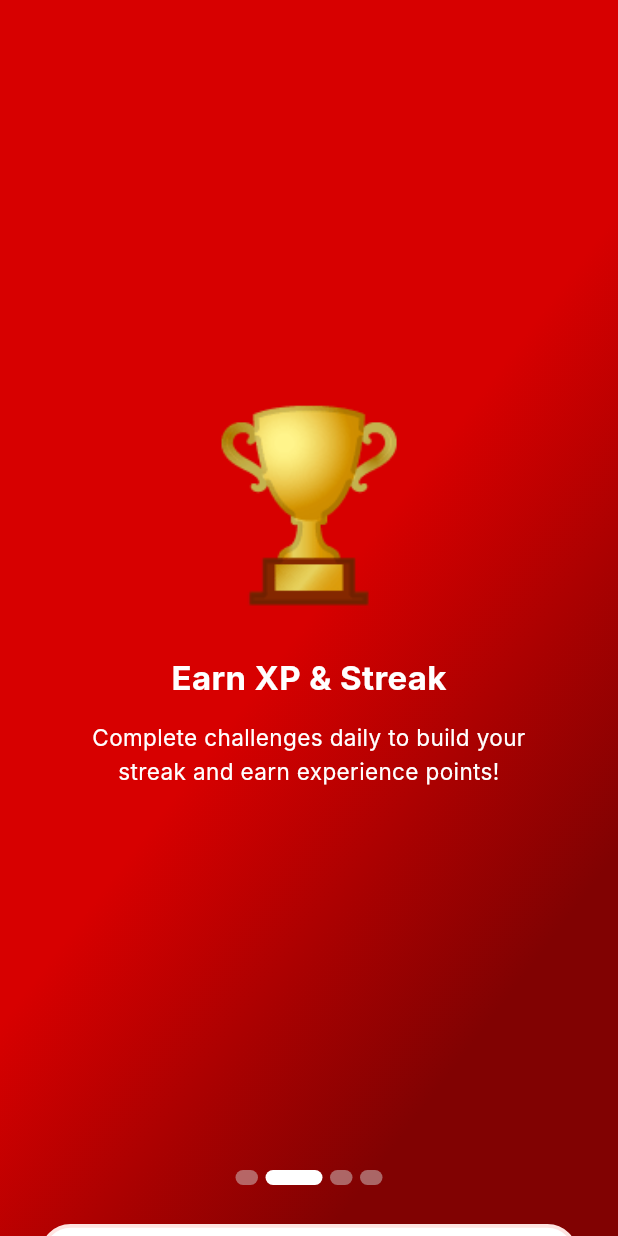
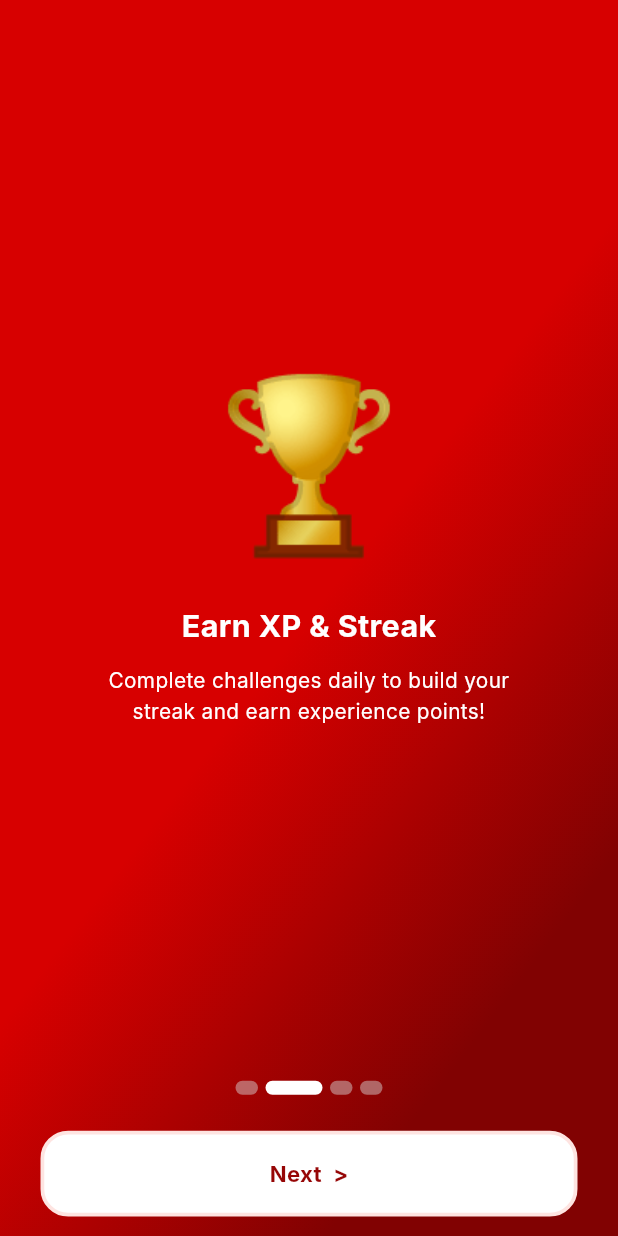
Before and after one commit to Nanaelzy/pywara, a Flutter app: the IntroScreen2 screen opened directly, on a phone screen of 412 x 824 dp. Run offline on Flutter 3.47's test engine with Material 3 defaults, Android fonts, the phone set to English and light mode, and no system bars; our stand-ins replace firebase_auth, firebase_core, flutter_screenutil; accounts and stored records are empty; Roboto replaces fonts that are missing (Inter).

Commit message:
update dimensi lgi

```diff
--- a/lib/presentation/screens/intro/intro_screen2.dart
+++ b/lib/presentation/screens/intro/intro_screen2.dart
@@ -1,4 +1,5 @@
 import 'package:flutter/material.dart';
+import 'package:flutter_screenutil/flutter_screenutil.dart'; // Tambahkan import ini
 import 'intro_screen3.dart';
 
 class IntroScreen2 extends StatelessWidget {
@@ -8,48 +9,46 @@ class IntroScreen2 extends StatelessWidget {
   Widget build(BuildContext context) {
     return Scaffold(
       body: Container(
-        width: MediaQuery.of(context).size.width,
-        height: MediaQuery.of(context).size.height,
+        width: 1.sw, // Menggunakan screen width
+        height: 1.sh, // Menggunakan screen height
         clipBehavior: Clip.antiAlias,
         decoration: const BoxDecoration(color: Colors.black),
         child: Stack(
           children: [
             // 1. Background Gradient Merah
-            Positioned(
-              left: 0,
-              top: 0,
-              child: Container(
-                width: MediaQuery.of(context).size.width,
-                height: MediaQuery.of(context).size.height,
-                decoration: const BoxDecoration(
-                  gradient: LinearGradient(
-                    begin: Alignment(1.00, 0.38),
-                    end: Alignment(0.00, 0.00),
-                    colors: [Color(0xFF810202), Color(0xFFD70000)],
-                  ),
+            Container(
+              width: 1.sw,
+              height: 1.sh,
+              decoration: const BoxDecoration(
+                gradient: LinearGradient(
+                  begin: Alignment(1.00, 0.38),
+                  end: Alignment(0.00, 0.00),
+                  colors: [Color(0xFF810202), Color(0xFFD70000)],
                 ),
               ),
             ),
 
             // 2. Icon Trophy 🏆
-            const Positioned(
+            Positioned(
               left: 0,
               right: 0,
-              top: 250, // Disamakan posisinya dengan Intro 1
-              child: Center(child: Text('🏆', style: TextStyle(fontSize: 120))),
+              top: 250.h, // Tambah .h
+              child: Center(
+                child: Text('🏆', style: TextStyle(fontSize: 120.sp)),
+              ), // Tambah .sp
             ),
 
             // 3. Title Text
-            const Positioned(
+            Positioned(
               left: 0,
               right: 0,
-              top: 436,
+              top: 436.h, // Tambah .h
               child: Center(
                 child: Text(
                   'Earn XP & Streak',
                   style: TextStyle(
                     color: Colors.white,
-                    fontSize: 22,
+                    fontSize: 22.sp, // Tambah .sp
                     fontFamily: 'Inter',
                     fontWeight: FontWeight.w700,
                   ),
@@ -58,19 +57,18 @@ class IntroScreen2 extends StatelessWidget {
             ),
 
             // 4. Description Text
-            const Positioned(
-              left: 60,
-              right:
-                  60, // Menambahkan right agar teks otomatis seimbang di tengah
-              top: 480,
+            Positioned(
+              left: 60.w, // Tambah .w
+              right: 60.w, // Tambah .w
+              top: 480.h, // Tambah .h
               child: SizedBox(
-                width: 294,
+                width: 294.w, // Tambah .w
                 child: Text(
                   'Complete challenges daily to build your streak and earn experience points!',
                   textAlign: TextAlign.center,
                   style: TextStyle(
                     color: Colors.white,
-                    fontSize: 15,
+                    fontSize: 15.sp, // Tambah .sp
                     fontFamily: 'Inter',
                     fontWeight: FontWeight.w400,
                     height: 1.5,
@@ -79,33 +77,30 @@ class IntroScreen2 extends StatelessWidget {
               ),
             ),
 
-            // 5. Pagination Indicators (Slide 2 Aktif)
+            // 5. Pagination Indicators
             Positioned(
               left: 0,
               right: 0,
-              top: 780,
+              top: 780.h, // Tambah .h
               child: Row(
                 mainAxisAlignment: MainAxisAlignment.center,
                 children: [
-                  _buildIndicator(width: 15, isActive: false),
-                  const SizedBox(width: 5),
-                  _buildIndicator(
-                    width: 38,
-                    isActive: true,
-                  ), // Slide 2 yang memanjang & aktif
-                  const SizedBox(width: 5),
-                  _buildIndicator(width: 15, isActive: false),
-                  const SizedBox(width: 5),
-                  _buildIndicator(width: 15, isActive: false),
+                  _buildIndicator(width: 15.w, isActive: false), // Tambah .w
+                  SizedBox(width: 5.w), // Tambah .w
+                  _buildIndicator(width: 38.w, isActive: true), // Tambah .w
+                  SizedBox(width: 5.w), // Tambah .w
+                  _buildIndicator(width: 15.w, isActive: false), // Tambah .w
+                  SizedBox(width: 5.w), // Tambah .w
+                  _buildIndicator(width: 15.w, isActive: false), // Tambah .w
                 ],
               ),
             ),
 
-            // 6. Tombol Next (Menyatu & Terhubung ke Intro Screen 3)
+            // 6. Tombol Next
             Positioned(
-              left: 27,
-              right: 27,
-              top: 816,
+              left: 27.w, // Tambah .w
+              right: 27.w, // Tambah .w
+              top: 816.h, // Tambah .h
               child: GestureDetector(
                 onTap: () {
                   Navigator.push(
@@ -116,23 +111,23 @@ class IntroScreen2 extends StatelessWidget {
                   );
                 },
                 child: Container(
-                  height: 62,
+                  height: 62.h, // Tambah .h
                   decoration: ShapeDecoration(
                     color: Colors.white,
                     shape: RoundedRectangleBorder(
-                      side: const BorderSide(
-                        width: 2.50,
-                        color: Color(0xFFFEE4E1),
+                      side: BorderSide(
+                        width: 2.50.w, // Tambah .w
+                        color: const Color(0xFFFEE4E1),
                       ),
-                      borderRadius: BorderRadius.circular(20),
+                      borderRadius: BorderRadius.circular(20.r), // Tambah .r
                     ),
                   ),
-                  child: const Center(
+                  child: Center(
                     child: Text(
                       'Next  >',
                       style: TextStyle(
-                        color: Color(0xFF960606),
-                        fontSize: 16,
+                        color: const Color(0xFF960606),
+                        fontSize: 16.sp, // Tambah .sp
                         fontFamily: 'Inter',
                         fontWeight: FontWeight.w700,
                       ),
@@ -151,10 +146,12 @@ class IntroScreen2 extends StatelessWidget {
   Widget _buildIndicator({required double width, required bool isActive}) {
     return Container(
       width: width,
-      height: 10,
+      height: 10.h, // Tambah .h
       decoration: ShapeDecoration(
         color: isActive ? Colors.white : const Color(0x77D9D9D9),
-        shape: RoundedRectangleBorder(borderRadius: BorderRadius.circular(20)),
+        shape: RoundedRectangleBorder(
+          borderRadius: BorderRadius.circular(20.r),
+        ), // Tambah .r
       ),
     );
   }
```
Also changed, not shown: lib/presentation/screens/intro/intro_screen1.dart (+46 -48 lines), lib/presentation/screens/intro/intro_screen3.dart (+49 -52 lines), lib/presentation/screens/intro/intro_screen4.dart (+50 -53 lines).
